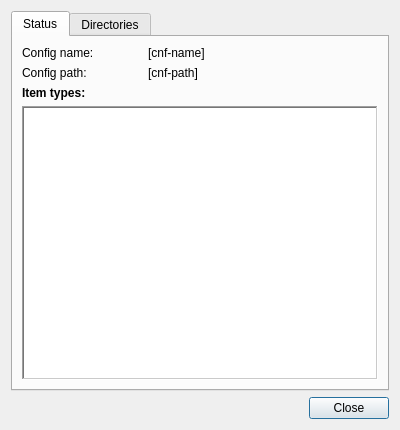
Old version of the form Editor/data_configs/configstatus.ui in the repository WohlSoft/Moondust-Project.
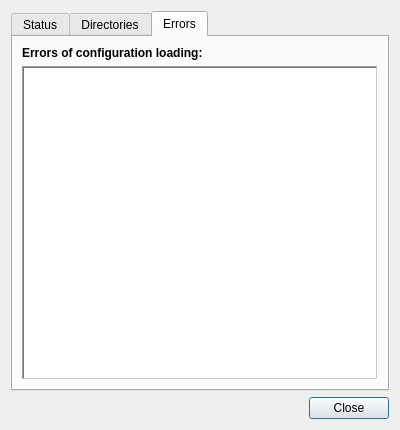
New version of the form. The open tabs and pages were chosen to show the change. Icons and pictures are not drawn.

Commit message: Added errors list page

The edit to the form file:
```diff
--- a/Editor/data_configs/configstatus.ui
+++ b/Editor/data_configs/configstatus.ui
@@ -199,6 +199,81 @@
        </item>
       </layout>
      </widget>
+     <widget class="QWidget" name="Errors">
+      <attribute name="title">
+       <string>Errors</string>
+      </attribute>
+      <layout class="QGridLayout" name="gridLayout_4">
+       <item row="0" column="0">
+        <widget class="QLabel" name="ErrorConfigsLabel">
+         <property name="font">
+          <font>
+           <weight>75</weight>
+           <italic>false</italic>
+           <bold>true</bold>
+          </font>
+         </property>
+         <property name="text">
+          <string>Errors of configuration loading:</string>
+         </property>
+        </widget>
+       </item>
+       <item row="1" column="0">
+        <widget class="QTableWidget" name="ItemsErrors">
+         <property name="frameShape">
+          <enum>QFrame::WinPanel</enum>
+         </property>
+         <property name="frameShadow">
+          <enum>QFrame::Sunken</enum>
+         </property>
+         <property name="lineWidth">
+          <number>2</number>
+         </property>
+         <property name="midLineWidth">
+          <number>-2</number>
+         </property>
+         <property name="autoScrollMargin">
+          <number>10</number>
+         </property>
+         <property name="editTriggers">
+          <set>QAbstractItemView::NoEditTriggers</set>
+         </property>
+         <attribute name="horizontalHeaderVisible">
+          <bool>false</bool>
+         </attribute>
+         <attribute name="horizontalHeaderDefaultSectionSize">
+          <number>100</number>
+         </attribute>
+         <attribute name="horizontalHeaderMinimumSectionSize">
+          <number>20</number>
+         </attribute>
+         <attribute name="horizontalHeaderShowSortIndicator" stdset="0">
+          <bool>false</bool>
+         </attribute>
+         <attribute name="horizontalHeaderStretchLastSection">
+          <bool>true</bool>
+         </attribute>
+         <attribute name="verticalHeaderVisible">
+          <bool>false</bool>
+         </attribute>
+         <attribute name="verticalHeaderDefaultSectionSize">
+          <number>20</number>
+         </attribute>
+         <attribute name="verticalHeaderHighlightSections">
+          <bool>false</bool>
+         </attribute>
+         <attribute name="verticalHeaderMinimumSectionSize">
+          <number>18</number>
+         </attribute>
+         <column>
+          <property name="text">
+           <string notr="true">ErrorMsg</string>
+          </property>
+         </column>
+        </widget>
+       </item>
+      </layout>
+     </widget>
     </widget>
    </item>
    <item row="1" column="0">
```
The commit also changes 1 other file.
